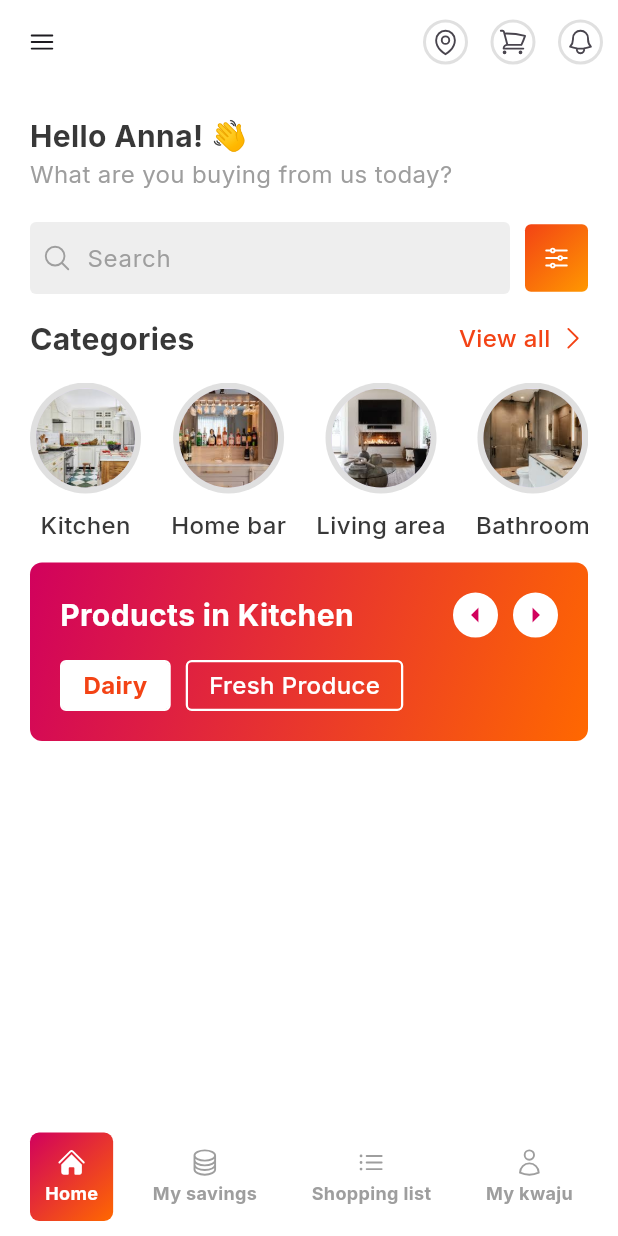
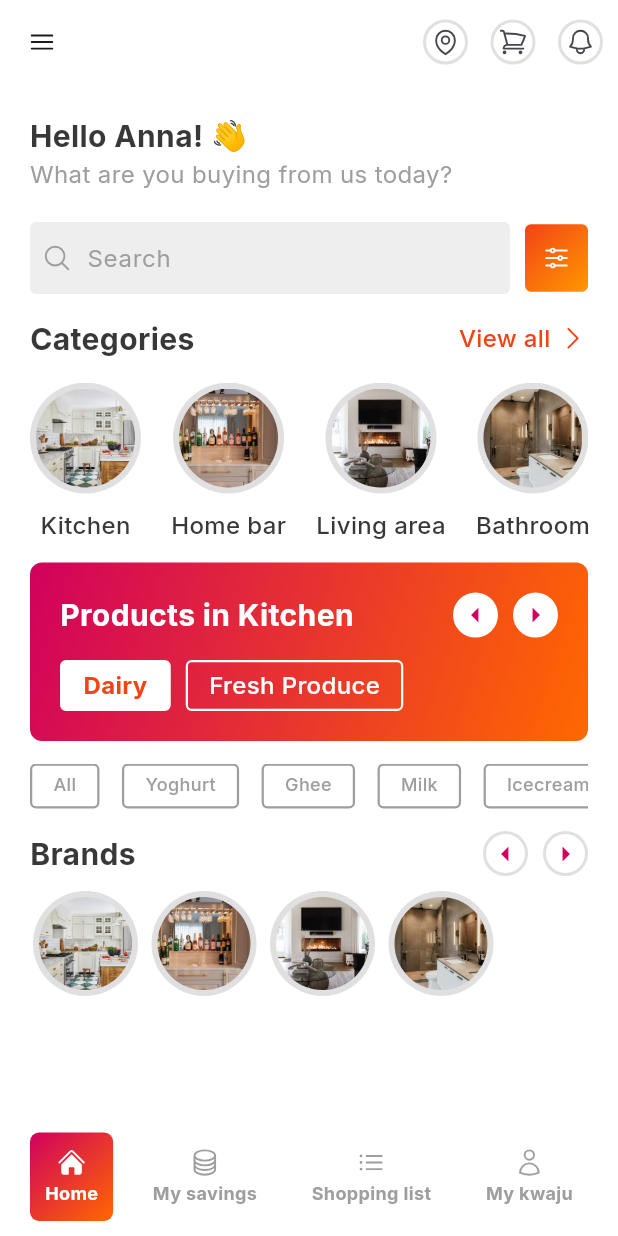
Before and after one commit to nalugala-vc/KwajuAfrica, a Flutter app: the screen it shows after launch, on a phone screen of 412 x 824 dp. Run offline on Flutter 3.47's test engine with Material 3 defaults, Android fonts, the phone set to English and light mode, and no system bars; our stand-ins replace get, google_fonts, heroicons.

Commit message:
Scrollable image(brands) widget

```diff
--- a/lib/screens/products.dart
+++ b/lib/screens/products.dart
@@ -9,6 +9,7 @@ import 'package:kwajuafrica/model/category.dart';
 import 'package:kwajuafrica/screens/widgets/categries_widget.dart';
 import 'package:kwajuafrica/screens/widgets/scrollable_container_widget.dart';
 import 'package:kwajuafrica/screens/widgets/scrollable_container_with_widgets.dart';
+import 'package:kwajuafrica/screens/widgets/scrollable_images_widget.dart';
 import 'package:kwajuafrica/screens/widgets/tag_widget.dart';
 import 'package:kwajuafrica/utils/colors/app_colors.dart';
 import 'package:kwajuafrica/utils/fonts/inter.dart';
@@ -30,6 +31,16 @@ class _ProductsState extends State<Products> {
     Category(
         id: 3, name: 'Living area', image: 'assets/images/livingarea.jpeg'),
     Category(id: 4, name: 'Bathroom', image: 'assets/images/bathroom.jpeg')
+  ];
+
+  List<String> tags = ['All', 'Yoghurt', 'Ghee', 'Milk', 'Icecream'];
+
+  List<String> images = [
+    'assets/images/kitchen.jpeg',
+    'assets/images/homebar.jpeg',
+    'assets/images/livingarea.jpeg',
+    'assets/images/livingarea.jpeg',
+    'assets/images/bathroom.jpeg'
   ];
 
   @override
@@ -182,7 +193,7 @@ class _ProductsState extends State<Products> {
                             onTap: () {})
                       ],
                     ),
-                    )
+                  ),
                 ],
               ),
               spaceH15,
@@ -209,7 +220,35 @@ class _ProductsState extends State<Products> {
                 ],
               )
             ],
-            ))
+          ),
+        ),
+        spaceH15,
+        SizedBox(
+          height: 30,
+          child: ListView.separated(
+            separatorBuilder: (context, index) {
+              return spaceW15;
+            },
+            itemCount: tags.length,
+            scrollDirection: Axis.horizontal,
+            shrinkWrap: true,
+            itemBuilder: (BuildContext context, int index) {
+              return TagWidget(
+                bgColor: Colors.transparent,
+                borderColor: AppColors.grey400,
+                onTap: () {},
+                text: tags[index],
+                textColor: AppColors.grey400,
+              );
+            },
+          ),
+        ),
+        spaceH15,
+        ScrollableImagesWidget(
+          items: categries,
+          title: 'Brands',
+        ),
+        spaceH20,
       ],
     );
   }
--- /dev/null
+++ b/lib/screens/widgets/scrollable_images_widget.dart
@@ -0,0 +1,119 @@
+import 'package:flutter/material.dart';
+import 'package:kwajuafrica/common/widgets/app_bar_actions.dart';
+import 'package:kwajuafrica/model/category.dart';
+import 'package:kwajuafrica/utils/colors/app_colors.dart';
+import 'package:kwajuafrica/utils/fonts/inter.dart';
+import 'package:kwajuafrica/utils/spacers/spacers.dart';
+
+class ScrollableImagesWidget extends StatefulWidget {
+  final String title;
+
+  final List<Category> items;
+
+  const ScrollableImagesWidget(
+      {super.key, required this.items, required this.title});
+
+  @override
+  // ignore: library_private_types_in_public_api
+  _ScrollableImagesWidgetState createState() => _ScrollableImagesWidgetState();
+}
+
+class _ScrollableImagesWidgetState extends State<ScrollableImagesWidget> {
+  final ScrollController _scrollController = ScrollController();
+
+  void _scrollLeft() {
+    if (_scrollController.offset > 0) {
+      _scrollController.animateTo(
+        _scrollController.offset - 150,
+        duration: const Duration(milliseconds: 300),
+        curve: Curves.easeInOut,
+      );
+    }
+  }
+
+  void _scrollRight() {
+    _scrollController.animateTo(
+      _scrollController.offset + 150,
+      duration: const Duration(milliseconds: 300),
+      curve: Curves.easeInOut,
+    );
+  }
+
+  @override
+  Widget build(BuildContext context) {
+    return Column(
+      crossAxisAlignment: CrossAxisAlignment.start,
+      children: [
+        // Row with title and navigation buttons
+        Row(
+          mainAxisAlignment: MainAxisAlignment.spaceBetween,
+          children: [
+            Inter(
+              text: widget.title,
+              fontSize: 20,
+            ),
+            Row(
+              children: [
+                AppBarActions(
+                  icon: const Icon(
+                    Icons.arrow_left,
+                    color: AppColors.orange700,
+                  ),
+                  onTap: _scrollLeft,
+                ),
+                spaceW10,
+                AppBarActions(
+                  icon: const Icon(
+                    Icons.arrow_right,
+                    color: AppColors.orange700,
+                  ),
+                  onTap: _scrollRight,
+                ),
+              ],
+            ),
+          ],
+        ),
+        spaceH10,
+
+        // Horizontal scrolling text widgets
+        SizedBox(
+          width: double.infinity,
+          height: 70,
+          child: ListView.separated(
+            separatorBuilder: (context, index) {
+              return spaceW5;
+            },
+            controller: _scrollController,
+            scrollDirection: Axis.horizontal,
+            itemCount: widget.items.length,
+            itemBuilder: (context, index) {
+              final item = widget.items[index];
+              return Container(
+                width: 74,
+                height: 74,
+                decoration: const BoxDecoration(
+                  shape: BoxShape.circle,
+                  gradient: LinearGradient(
+                    colors: [
+                      AppColors.grey300,
+                      AppColors.grey300
+                    ], // Gradient colors
+                    begin: Alignment.topLeft,
+                    end: Alignment.bottomRight,
+                  ),
+                ),
+                child: Padding(
+                  padding: const EdgeInsets.all(4.0), // Border thickness
+                  child: CircleAvatar(
+                    backgroundImage: AssetImage(item.image),
+                    radius: 35, // Inner circle radius
+                  ),
+                ),
+              );
+            },
+          ),
+        ),
+      ],
+    );
+  }
+}
```
Also changed, not shown: lib/model/products.dart (added). Lines whose indentation alone changed are shown as unchanged.
